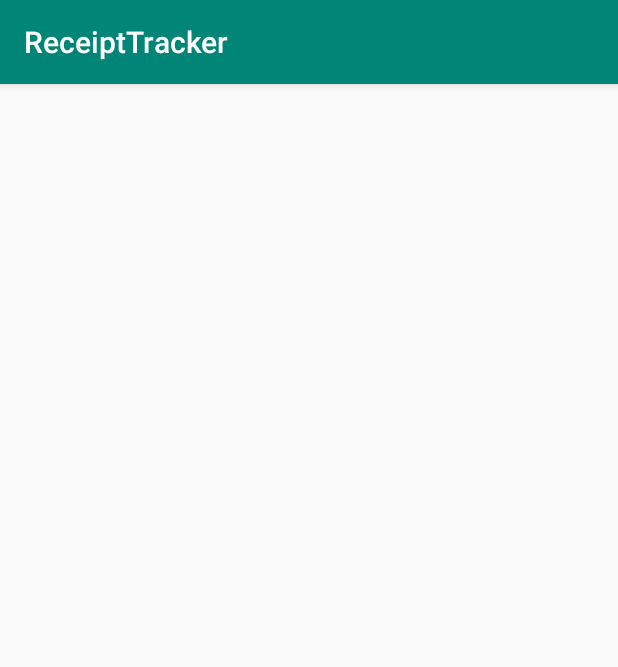
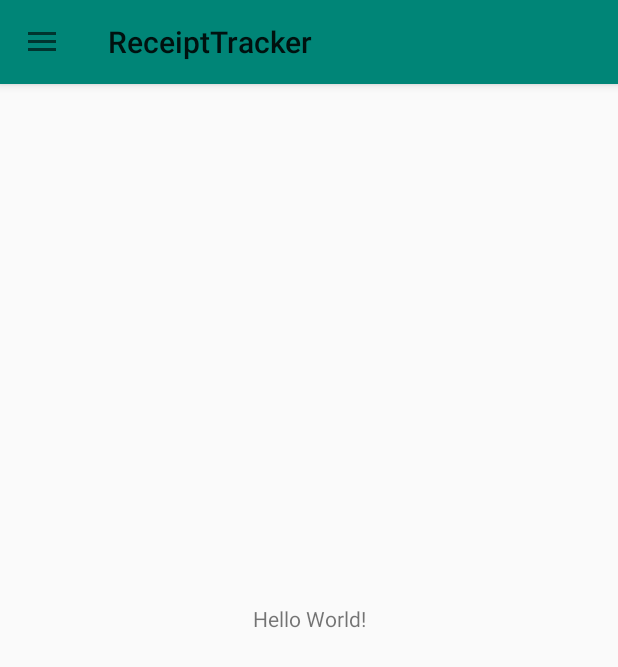
Before and after one commit to Build-Week-ReceiptTracker/Android, an Android app: the MainActivity screen opened directly, with no data from a screen before it, on a phone screen of 412 x 824 dp. Shown: the top 667 px of the screen. Run offline under Robolectric (Android 15) with nearby library versions, the phone set to English and light mode, and no system bars.

Commit message:
Add MainActivity and Drawer Layout
Co-authored-by: justinbgent <justinbgent@gmail.com>

```diff
--- a/app/src/main/AndroidManifest.xml
+++ b/app/src/main/AndroidManifest.xml
@@ -9,7 +9,8 @@
         android:roundIcon="@mipmap/ic_launcher_round"
         android:supportsRtl="true"
         android:theme="@style/AppTheme">
-        <activity android:name=".MainActivity"></activity>
+        <activity android:name=".MainActivity"
+            android:theme="@style/AppTheme.NoActionBar"></activity>
         <activity android:name=".LoginActivity">
             <intent-filter>
                 <action android:name="android.intent.action.MAIN" />
--- a/app/src/main/java/com/example/receipttracker/MainActivity.kt
+++ b/app/src/main/java/com/example/receipttracker/MainActivity.kt
@@ -2,11 +2,45 @@ package com.example.receipttracker
 
 import androidx.appcompat.app.AppCompatActivity
 import android.os.Bundle
+import android.view.View
+import android.view.Window
+import android.widget.Toast
+import androidx.appcompat.app.ActionBarDrawerToggle
+import androidx.appcompat.widget.Toolbar
+import androidx.drawerlayout.widget.DrawerLayout
+import com.google.android.material.navigation.NavigationView
 
 class MainActivity : AppCompatActivity() {
 
     override fun onCreate(savedInstanceState: Bundle?) {
         super.onCreate(savedInstanceState)
         setContentView(R.layout.activity_main)
+
+        val toolbar = findViewById<Toolbar>(R.id.toolbar)
+        setSupportActionBar(toolbar)
+        toolbar.title = title
+
+
+        val drawerLayout = findViewById<DrawerLayout>(R.id.drawer_layout)
+        val toggle = ActionBarDrawerToggle(this, drawerLayout, toolbar, R.string.open_drawer, R.string.close_drawer)
+
+        drawerLayout?.addDrawerListener(toggle)
+        toggle.syncState()
+
+        val navigationView = findViewById<View>(R.id.nav_view) as NavigationView
+
+        navigationView.setNavigationItemSelectedListener { menuItem ->
+            menuItem.isChecked = true
+
+            when(menuItem.itemId) {
+
+                R.id.nav_category_first -> { Toast.makeText(this, "First", Toast.LENGTH_LONG).show() }
+                R.id.nav_category_second -> { Toast.makeText(this, "Second", Toast.LENGTH_LONG).show() }
+                R.id.nav_category_third -> { Toast.makeText(this, "Third", Toast.LENGTH_LONG).show() }
+            }
+
+            drawerLayout.closeDrawers()
+            true
+        }
     }
 }
--- a/app/src/main/res/layout/activity_main.xml
+++ b/app/src/main/res/layout/activity_main.xml
@@ -1,9 +1,56 @@
 <?xml version="1.0" encoding="utf-8"?>
-<androidx.constraintlayout.widget.ConstraintLayout xmlns:android="http://schemas.android.com/apk/res/android"
+<androidx.drawerlayout.widget.DrawerLayout
+    xmlns:android="http://schemas.android.com/apk/res/android"
     xmlns:app="http://schemas.android.com/apk/res-auto"
     xmlns:tools="http://schemas.android.com/tools"
+    android:id="@+id/drawer_layout"
     android:layout_width="match_parent"
     android:layout_height="match_parent"
     tools:context=".MainActivity">
 
-</androidx.constraintlayout.widget.ConstraintLayout>
+    <androidx.coordinatorlayout.widget.CoordinatorLayout
+        android:layout_width="match_parent"
+        android:layout_height="match_parent"
+        android:fitsSystemWindows="true">
+
+        <com.google.android.material.appbar.AppBarLayout
+            android:id="@+id/app_bar"
+            android:layout_width="match_parent"
+            android:layout_height="wrap_content">
+
+            <androidx.appcompat.widget.Toolbar
+                android:id="@+id/toolbar"
+                android:layout_width="match_parent"
+                android:layout_height="wrap_content"/>
+
+        </com.google.android.material.appbar.AppBarLayout>
+
+
+        <androidx.constraintlayout.widget.ConstraintLayout
+            android:id="@+id/constraint_parent"
+            android:layout_width="match_parent"
+            android:layout_height="match_parent">
+
+            <TextView
+                android:id="@+id/tv_main"
+                android:layout_width="wrap_content"
+                android:layout_height="wrap_content"
+                android:text="Hello World!"
+                app:layout_constraintBottom_toBottomOf="parent"
+                app:layout_constraintLeft_toLeftOf="parent"
+                app:layout_constraintRight_toRightOf="parent"
+                app:layout_constraintTop_toTopOf="parent" />
+
+        </androidx.constraintlayout.widget.ConstraintLayout>
+
+    </androidx.coordinatorlayout.widget.CoordinatorLayout>
+
+    <com.google.android.material.navigation.NavigationView
+        android:id="@+id/nav_view"
+        android:layout_width="wrap_content"
+        android:layout_height="match_parent"
+        android:layout_gravity="start"
+        android:fitsSystemWindows="true"
+        app:menu="@menu/nav_menu"/>
+
+</androidx.drawerlayout.widget.DrawerLayout>
--- /dev/null
+++ b/app/src/main/res/menu/nav_menu.xml
@@ -0,0 +1,22 @@
+<?xml version="1.0" encoding="utf-8"?>
+<menu xmlns:android="http://schemas.android.com/apk/res/android">
+
+    <group android:checkableBehavior="single">
+
+        <item
+            android:checkable="true"
+            android:id="@+id/nav_category_first"
+            android:title="First"/>
+        <item
+            android:checkable="true"
+            android:id="@+id/nav_category_second"
+            android:title="Second"/>
+        <item
+            android:checkable="true"
+            android:id="@+id/nav_category_third"
+            android:title="Third"/>
+
+    </group>
+
+
+</menu>
--- a/app/src/main/res/values/strings.xml
+++ b/app/src/main/res/values/strings.xml
@@ -1,3 +1,5 @@
 <resources>
     <string name="app_name">ReceiptTracker</string>
+    <string name="open_drawer">OPEN</string>
+    <string name="close_drawer">CLOSE</string>
 </resources>
--- a/app/src/main/res/values/styles.xml
+++ b/app/src/main/res/values/styles.xml
@@ -8,4 +8,12 @@
         <item name="colorAccent">@color/colorAccent</item>
     </style>
 
+    <style name="AppTheme.NoActionBar">
+        <item name="windowActionBar">false</item>
+        <item name="windowNoTitle">true</item>
+        <item name="colorPrimary">@color/colorPrimary</item>
+        <item name="colorPrimaryDark">@color/colorPrimaryDark</item>
+        <item name="colorAccent">@color/colorAccent</item>
+    </style>
+
 </resources>
```
